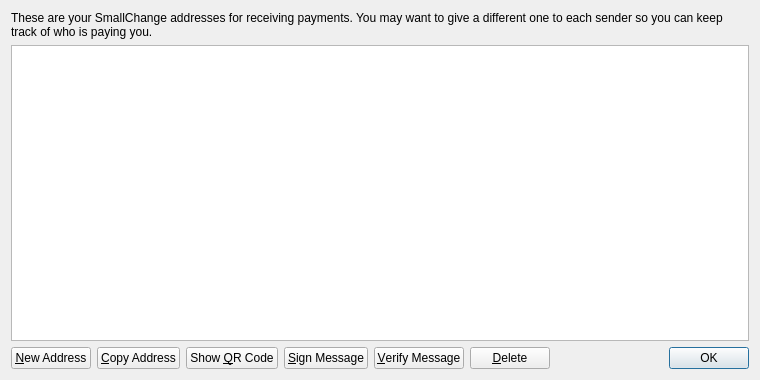
Before: the Qt Designer form src/qt/forms/addressbookpage.ui in ARFComCoin/ARFComCoin, drawn with Qt 5.
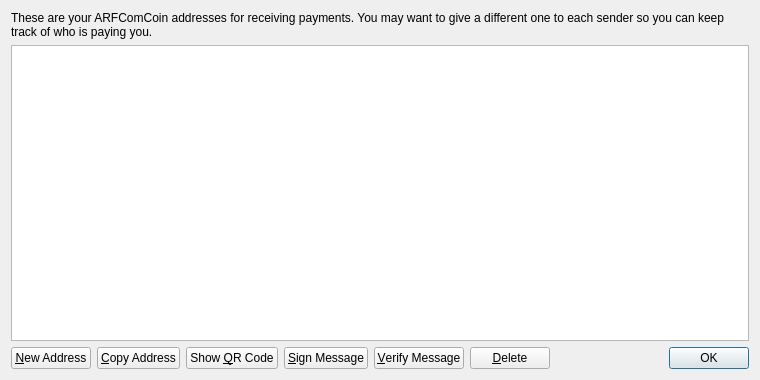
After: the same form once the commit is applied. Icons and pictures are not drawn.

Diff of the .ui file:
```diff
--- a/src/qt/forms/addressbookpage.ui
+++ b/src/qt/forms/addressbookpage.ui
@@ -17,7 +17,7 @@
    <item>
     <widget class="QLabel" name="labelExplanation">
      <property name="text">
-      <string>These are your SmallChange addresses for receiving payments. You may want to give a different one to each sender so you can keep track of who is paying you.</string>
+      <string>These are your ARFComCoin addresses for receiving payments. You may want to give a different one to each sender so you can keep track of who is paying you.</string>
      </property>
      <property name="textFormat">
       <enum>Qt::PlainText</enum>
```
